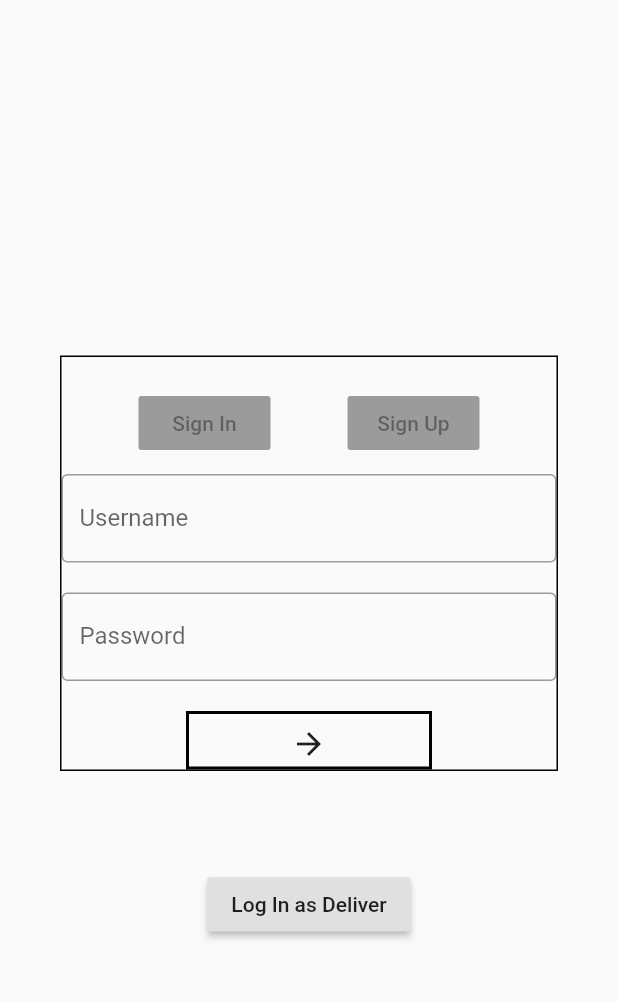
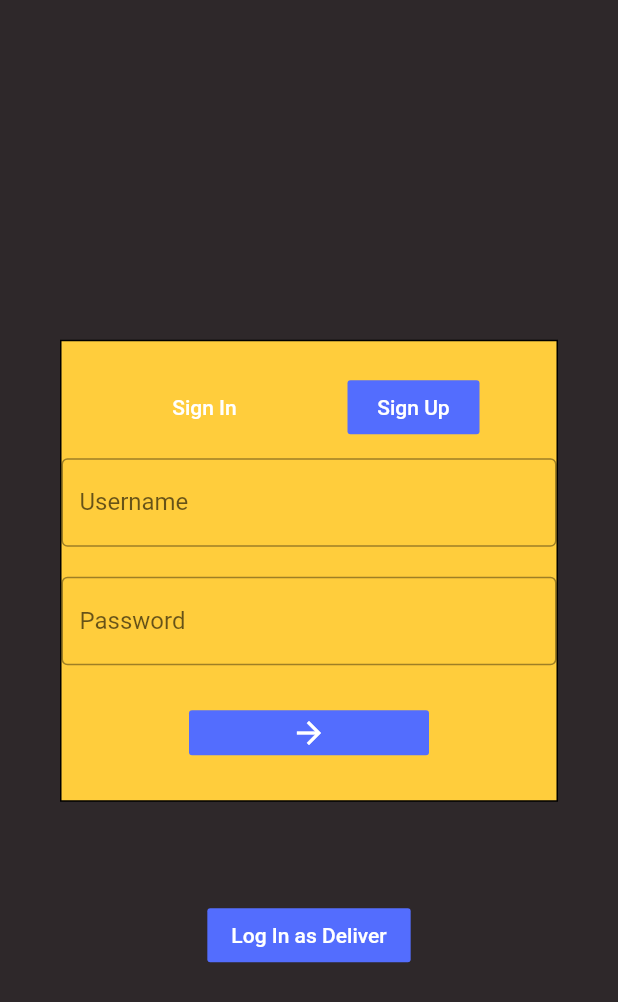
Before and after one commit to AnghelAndrei28/Delivery_App, a Flutter app: the screen it shows after launch, on a phone screen of 412 x 824 dp. Shown: the top 1002 px of the screen. Run offline on Flutter 3.47's test engine with Material 2 defaults, Android fonts, the phone set to English and light mode, and no system bars; missing offline and left inert: folding_cell.

```diff
--- a/lib/View/customer_login_view.dart
+++ b/lib/View/customer_login_view.dart
@@ -1,5 +1,6 @@
 import 'package:delivery_project/View/deliver_login_view.dart';
 import 'package:delivery_project/View/frame_customer.dart';
+import 'package:delivery_project/View/register_view.dart';
 import 'package:flutter/cupertino.dart';
 import 'package:flutter/material.dart';
 
@@ -16,6 +17,10 @@ class _CustomerLogin extends State<CustomerLogin> {
     Navigator.push(context, MaterialPageRoute(builder: (_) => FrameCustomer()));
   }
 
+  void _registerPage() {
+    Navigator.push(context, MaterialPageRoute(builder: (_) => CustomerRegister()));
+  }
+
   final myControllerUser = TextEditingController();
   final myControllerPass = TextEditingController();
 
@@ -30,12 +35,14 @@ class _CustomerLogin extends State<CustomerLogin> {
   @override
   Widget build(BuildContext context) {
     return Scaffold(
+      backgroundColor: Color(0xFF2e282a),
       body: Column(mainAxisAlignment: MainAxisAlignment.center, children: [
         Column(
           children: [
             Container(
               margin: EdgeInsets.fromLTRB(40, 100, 40, 65),
               decoration: BoxDecoration(
+                color: Color(0xFFffcd3c),
                 border: Border.all(),
               ),
               child: Container(
@@ -45,13 +52,18 @@ class _CustomerLogin extends State<CustomerLogin> {
                     Row(
                       mainAxisAlignment: MainAxisAlignment.spaceEvenly,
                       children: [
-                        RaisedButton(
+                        FlatButton(
                           child: Text("Sign In"),
-                          onPressed: null,
+                          textColor: Colors.white,
+                          color: Colors.indigoAccent,
+                          splashColor: Colors.white.withOpacity(0.5),
                         ),
-                        RaisedButton(
+                        FlatButton(
                           child: Text("Sign Up"),
-                          onPressed: null,
+                          onPressed: _registerPage,
+                          textColor: Colors.white,
+                          color: Colors.indigoAccent,
+                          splashColor: Colors.white.withOpacity(0.5),
                         )
                       ],
                     ),
@@ -71,16 +83,14 @@ class _CustomerLogin extends State<CustomerLogin> {
                               labelText: 'Password'),
                           controller: myControllerPass,
                         ),
-                        SizedBox(height: 20),
-                        Container(
-                            padding: const EdgeInsets.only(bottom: 15),
-                            decoration: BoxDecoration(
-                                border:
-                                    Border.all(color: Colors.black, width: 2)),
-                            child: SizedBox(
-                              height: 20,
+                        SizedBox(height: 30),
+                        SizedBox(
+                              height: 30,
                               width: 160,
-                              child: IconButton(
+                              child: FlatButton(
+                                textColor: Colors.white,
+                                color: Colors.indigoAccent,
+                                splashColor: Colors.white.withOpacity(0.5),
                                 onPressed: () {
                                   return showDialog(
                                     context: context,
@@ -126,10 +136,10 @@ class _CustomerLogin extends State<CustomerLogin> {
                                     },
                                   );
                                 },
-                                tooltip: 'Show me the value!',
-                                icon: Icon(Icons.arrow_forward),
+                                child: Icon(Icons.arrow_forward),
                               ),
-                            )),
+                            ),
+                        SizedBox(height: 30),
                       ]),
                     ),
                   ],
@@ -139,8 +149,11 @@ class _CustomerLogin extends State<CustomerLogin> {
           ],
         ),
         Container(
-            padding: const EdgeInsets.only(bottom: 60),
-            child: RaisedButton(
+            padding: const EdgeInsets.only(bottom: 50),
+            child: FlatButton(
+              textColor: Colors.white,
+              color: Colors.indigoAccent,
+              splashColor: Colors.white.withOpacity(0.5),
               child: Text('Log In as Deliver'),
               onPressed: _deliverPage,
             ))
```
Also changed, not shown: lib/View/add_order_view.dart (added, +56 -0 lines), lib/View/deliver_login_view.dart (+20 -24 lines), lib/View/register_view.dart (added, +112 -0 lines), lib/View/settings_view.dart (+7 -1 lines).
